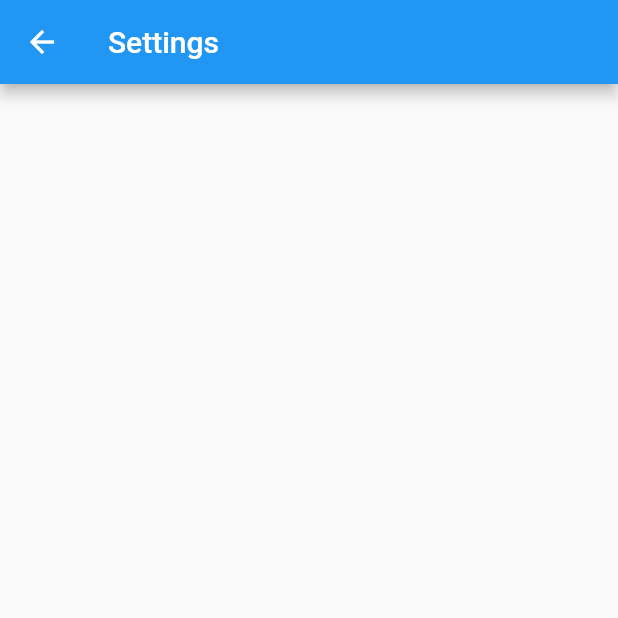
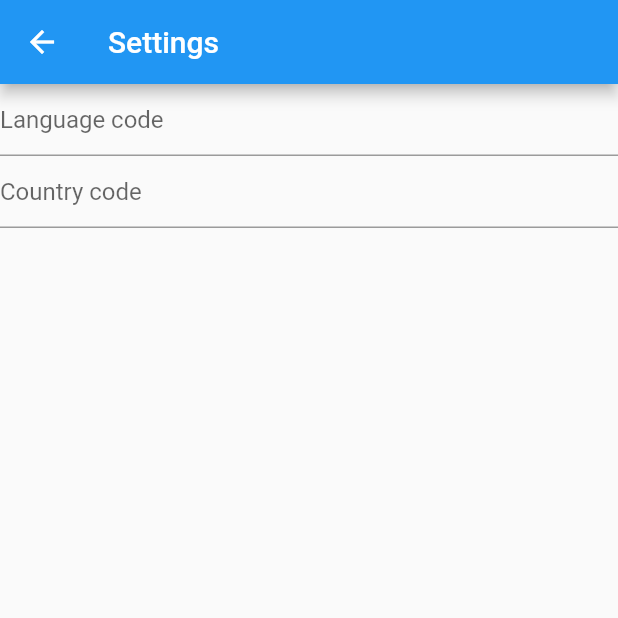
Before and after one commit to trovu/trovu-flutter, a Flutter app: the screen it shows after launch, after a tap on the "settings" icon, on a phone screen of 412 x 824 dp, the top half of it. Run offline on Flutter 3.47's test engine with Material 2 defaults, Android fonts, the phone set to English and light mode, and no system bars.

Commit message:
Add TextEdit for language and country.

```diff
--- a/lib/main.dart
+++ b/lib/main.dart
@@ -37,6 +37,8 @@ class MyHomePage extends StatefulWidget {
 
 class _MyHomePageState extends State<MyHomePage> {
   TextEditingController queryController = new TextEditingController();
+  TextEditingController languageController = new TextEditingController();
+  TextEditingController countryController = new TextEditingController();
 
   @override
   Widget build(BuildContext context) {
@@ -89,7 +91,18 @@ class _MyHomePageState extends State<MyHomePage> {
                 title: Text('Settings'),
               ),
               body: ListView(
-                children: <Widget>[],
+                children: <Widget>[
+                  TextField(
+                    controller: languageController,
+                    decoration: InputDecoration(
+                        hintText: 'Language code'),
+                  ),
+                  TextField(
+                    controller: countryController,
+                    decoration: InputDecoration(
+                        hintText: 'Country code'),
+                  ),
+                ],
               ));
         },
       ),
```
